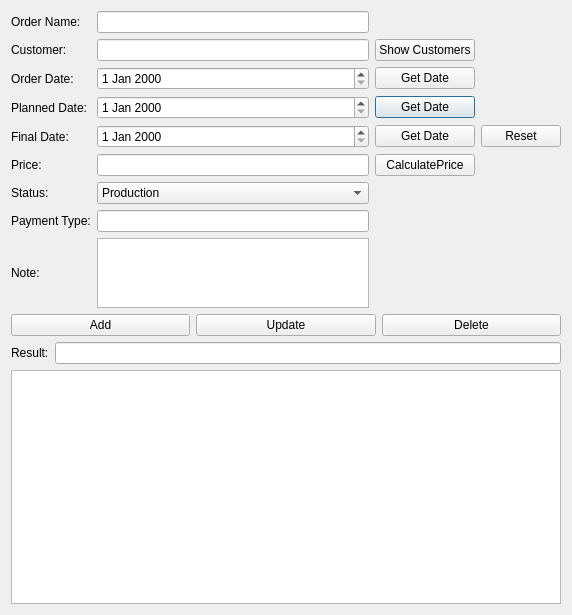
Qt form UI_RAW/Orders.ui (GreenBeanio/Kimberly-s-Delicious-Dozen-Tracker) before a commit.
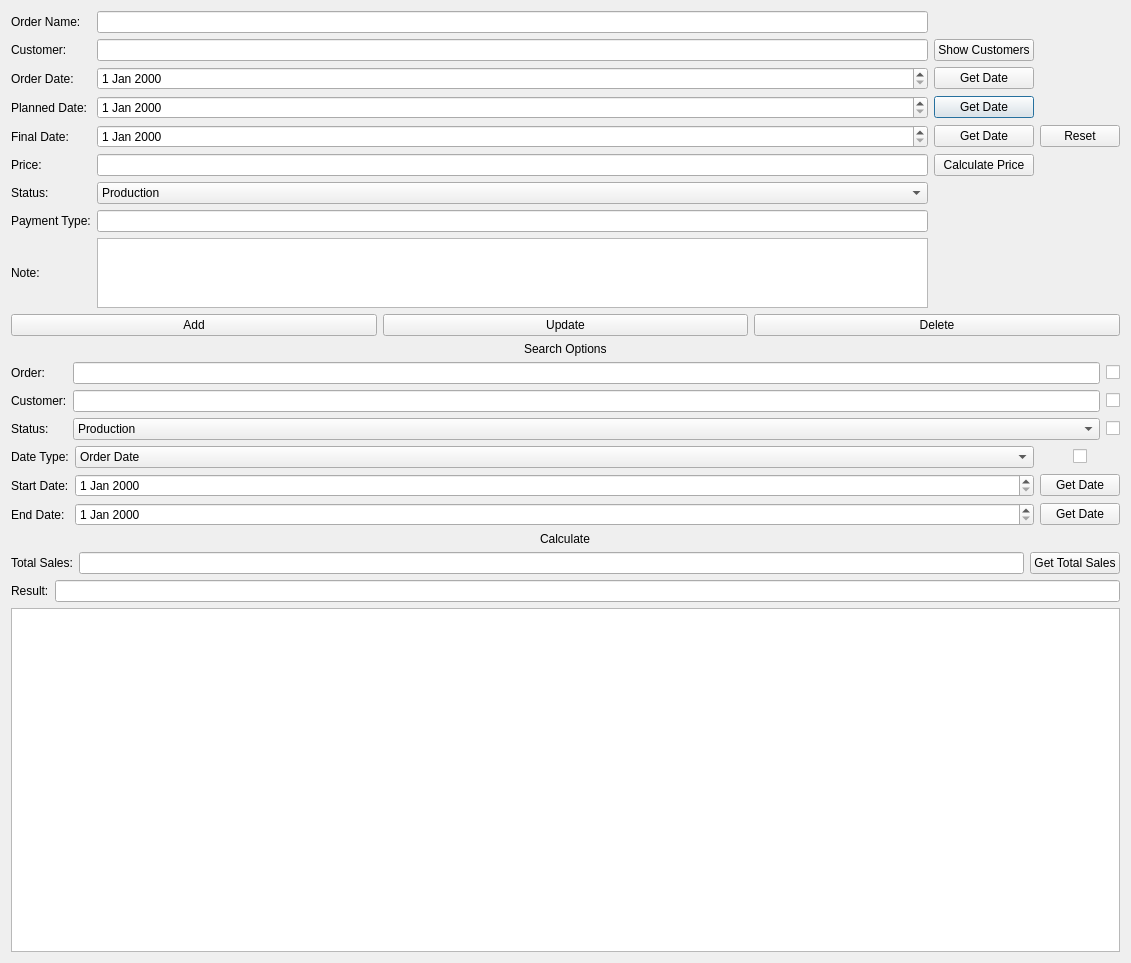
The same form after that commit.

```diff
--- a/UI_RAW/Orders.ui
+++ b/UI_RAW/Orders.ui
@@ -6,8 +6,8 @@
    <rect>
     <x>0</x>
     <y>0</y>
-    <width>572</width>
-    <height>615</height>
+    <width>1131</width>
+    <height>963</height>
    </rect>
   </property>
   <property name="windowTitle">
@@ -179,7 +179,7 @@
          <item row="5" column="3">
           <widget class="QPushButton" name="CalculatePrice">
            <property name="text">
-            <string>CalculatePrice</string>
+            <string>Calculate Price</string>
            </property>
           </widget>
          </item>
@@ -214,6 +214,217 @@
          </item>
         </layout>
        </item>
+       <item>
+        <layout class="QGridLayout" name="SearchLayout">
+         <item row="2" column="0">
+          <layout class="QGridLayout" name="DateSelectionSection" columnstretch="0,1,0,0,0">
+           <item row="1" column="0">
+            <widget class="QLabel" name="StartDateLabel">
+             <property name="text">
+              <string>Start Date:</string>
+             </property>
+            </widget>
+           </item>
+           <item row="2" column="0">
+            <widget class="QLabel" name="EndDateLabel">
+             <property name="text">
+              <string>End Date:</string>
+             </property>
+            </widget>
+           </item>
+           <item row="0" column="0">
+            <widget class="QLabel" name="DateTypeLabel">
+             <property name="text">
+              <string>Date Type:</string>
+             </property>
+            </widget>
+           </item>
+           <item row="1" column="1">
+            <widget class="QDateEdit" name="StartDateSelect"/>
+           </item>
+           <item row="2" column="1">
+            <widget class="QDateEdit" name="EndDateSelect"/>
+           </item>
+           <item row="0" column="1">
+            <widget class="QComboBox" name="DateTypeBox">
+             <item>
+              <property name="text">
+               <string>Order Date</string>
+              </property>
+             </item>
+             <item>
+              <property name="text">
+               <string>Planned Date</string>
+              </property>
+             </item>
+             <item>
+              <property name="text">
+               <string>Final Date</string>
+              </property>
+             </item>
+            </widget>
+           </item>
+           <item row="0" column="4" alignment="Qt::AlignHCenter">
+            <widget class="QCheckBox" name="EnableDate">
+             <property name="text">
+              <string/>
+             </property>
+            </widget>
+           </item>
+           <item row="1" column="4">
+            <widget class="QPushButton" name="GetStartDate">
+             <property name="text">
+              <string>Get Date</string>
+             </property>
+            </widget>
+           </item>
+           <item row="2" column="4">
+            <widget class="QPushButton" name="GetEndDate">
+             <property name="text">
+              <string>Get Date</string>
+             </property>
+            </widget>
+           </item>
+          </layout>
+         </item>
+         <item row="1" column="0">
+          <layout class="QVBoxLayout" name="SearchContainer">
+           <item>
+            <layout class="QGridLayout" name="SearchSection">
+             <item row="3" column="0">
+              <widget class="QLabel" name="StatusSearchLabel">
+               <property name="text">
+                <string>Status:</string>
+               </property>
+              </widget>
+             </item>
+             <item row="1" column="0">
+              <widget class="QLabel" name="OrderSearchLabel">
+               <property name="text">
+                <string>Order:</string>
+               </property>
+              </widget>
+             </item>
+             <item row="2" column="2">
+              <widget class="QLineEdit" name="CustomerSearchText"/>
+             </item>
+             <item row="3" column="2">
+              <widget class="QComboBox" name="StatusComboSearch">
+               <property name="maxCount">
+                <number>2147483647</number>
+               </property>
+               <item>
+                <property name="text">
+                 <string>Production</string>
+                </property>
+               </item>
+               <item>
+                <property name="text">
+                 <string>Sold</string>
+                </property>
+               </item>
+               <item>
+                <property name="text">
+                 <string>Cancelled</string>
+                </property>
+               </item>
+               <item>
+                <property name="text">
+                 <string>Preorder</string>
+                </property>
+               </item>
+               <item>
+                <property name="text">
+                 <string>No Payment</string>
+                </property>
+               </item>
+               <item>
+                <property name="text">
+                 <string>Late</string>
+                </property>
+               </item>
+              </widget>
+             </item>
+             <item row="3" column="3">
+              <widget class="QCheckBox" name="StatusEnable">
+               <property name="text">
+                <string/>
+               </property>
+              </widget>
+             </item>
+             <item row="2" column="3">
+              <widget class="QCheckBox" name="CustomerEnable">
+               <property name="text">
+                <string/>
+               </property>
+              </widget>
+             </item>
+             <item row="1" column="2">
+              <widget class="QLineEdit" name="OrderSearchText"/>
+             </item>
+             <item row="1" column="3">
+              <widget class="QCheckBox" name="OrderEnable">
+               <property name="text">
+                <string/>
+               </property>
+              </widget>
+             </item>
+             <item row="2" column="0">
+              <widget class="QLabel" name="CustomerSearchLabel">
+               <property name="text">
+                <string>Customer:</string>
+               </property>
+              </widget>
+             </item>
+            </layout>
+           </item>
+          </layout>
+         </item>
+         <item row="0" column="0" alignment="Qt::AlignHCenter">
+          <widget class="QLabel" name="SearchSectionLabel">
+           <property name="text">
+            <string>Search Options</string>
+           </property>
+          </widget>
+         </item>
+         <item row="3" column="0">
+          <layout class="QVBoxLayout" name="CalculateContainer">
+           <item alignment="Qt::AlignHCenter">
+            <widget class="QLabel" name="CalculateLabel">
+             <property name="text">
+              <string>Calculate</string>
+             </property>
+            </widget>
+           </item>
+           <item>
+            <layout class="QHBoxLayout" name="CalculateSelection">
+             <item>
+              <widget class="QLabel" name="TotalSalesLabel">
+               <property name="text">
+                <string>Total Sales:</string>
+               </property>
+              </widget>
+             </item>
+             <item>
+              <widget class="QLineEdit" name="TotalSales">
+               <property name="readOnly">
+                <bool>true</bool>
+               </property>
+              </widget>
+             </item>
+             <item>
+              <widget class="QPushButton" name="GetTotalSales">
+               <property name="text">
+                <string>Get Total Sales</string>
+               </property>
+              </widget>
+             </item>
+            </layout>
+           </item>
+          </layout>
+         </item>
+        </layout>
+       </item>
        <item>
         <layout class="QHBoxLayout" name="ResultLayout">
          <item>
```
